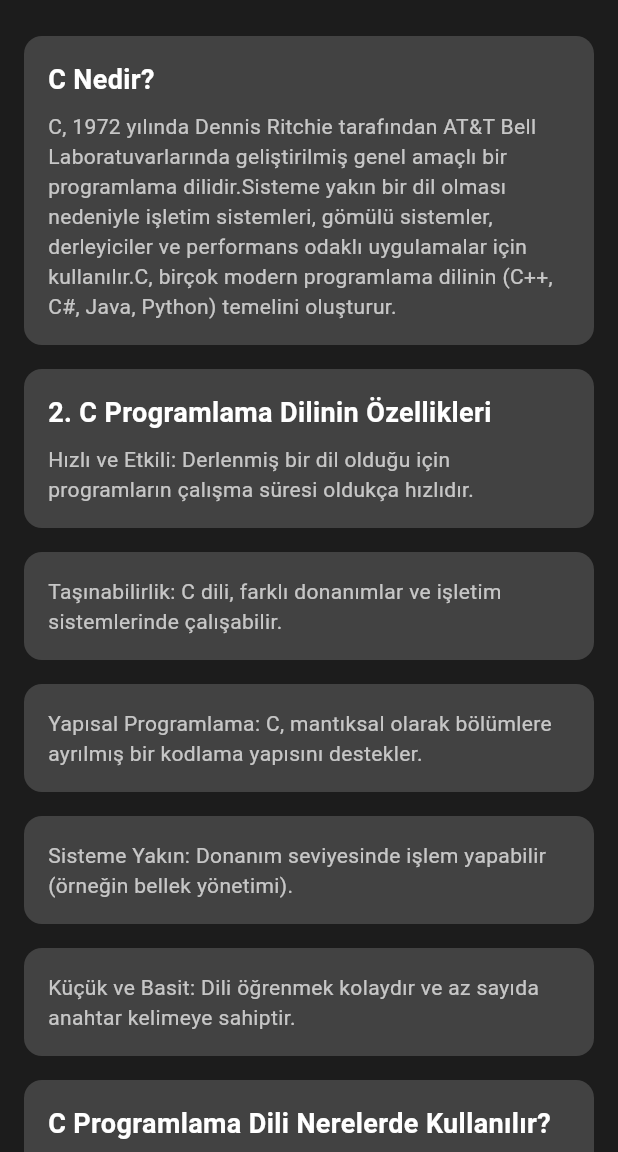
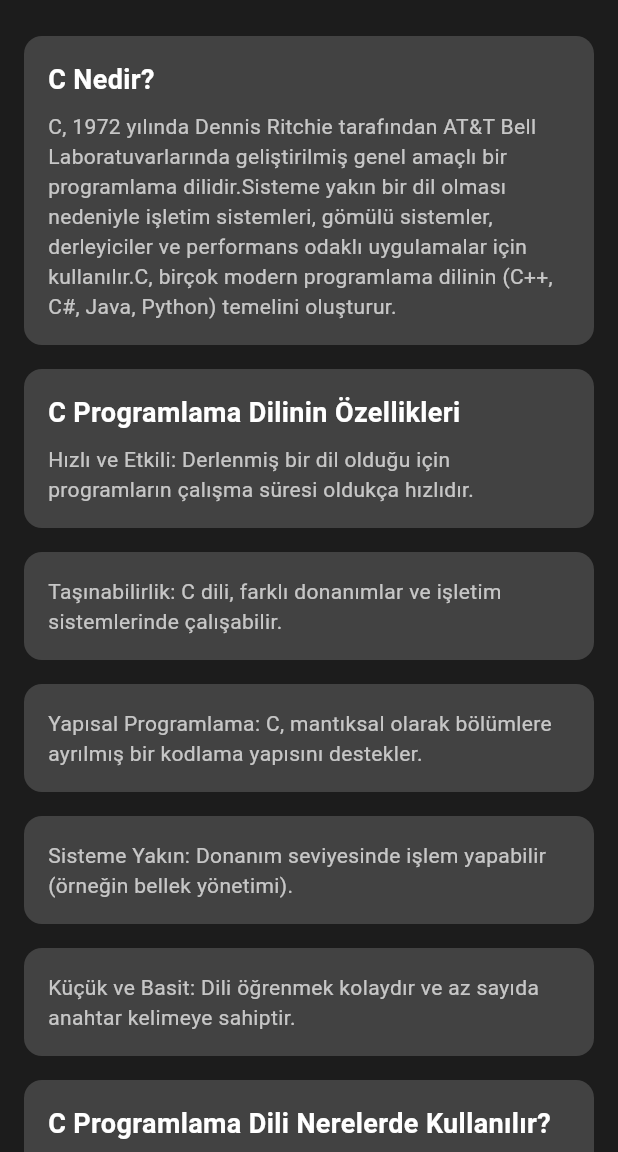
Before and after one commit to omerfaruk-yildiz/Flawless-Code, a Flutter app: the ContentScreen screen opened directly, on a phone screen of 412 x 824 dp, the part 84-1236 px from its top. Run offline on Flutter 3.47's test engine with Material 3 defaults, Android fonts, the phone set to English and light mode, and no system bars; our stand-ins replace go_router.

```diff
--- a/lib/screens/content_screen.dart
+++ b/lib/screens/content_screen.dart
@@ -33,7 +33,7 @@ class ContentScreen extends StatelessWidget {
 
             // Diğer başlıklı kutular
             _buildContentBox(
-              '2. C Programlama Dilinin Özellikleri',
+              'C Programlama Dilinin Özellikleri',
               'Hızlı ve Etkili: Derlenmiş bir dil olduğu için programların çalışma süresi oldukça hızlıdır.',
             ),
             _buildContentBox(
```
Also changed, not shown: Ekran görüntüsü 2024-12-07 221358.png (added), Ekran görüntüsü 2024-12-07 221423.png (added), Ekran görüntüsü 2024-12-07 221507.png (added), Ekran görüntüsü 2024-12-07 221522.png (added), Ekran görüntüsü 2024-12-07 221538.png (added), Ekran görüntüsü 2024-12-07 221549.png (added), 1 other file.
